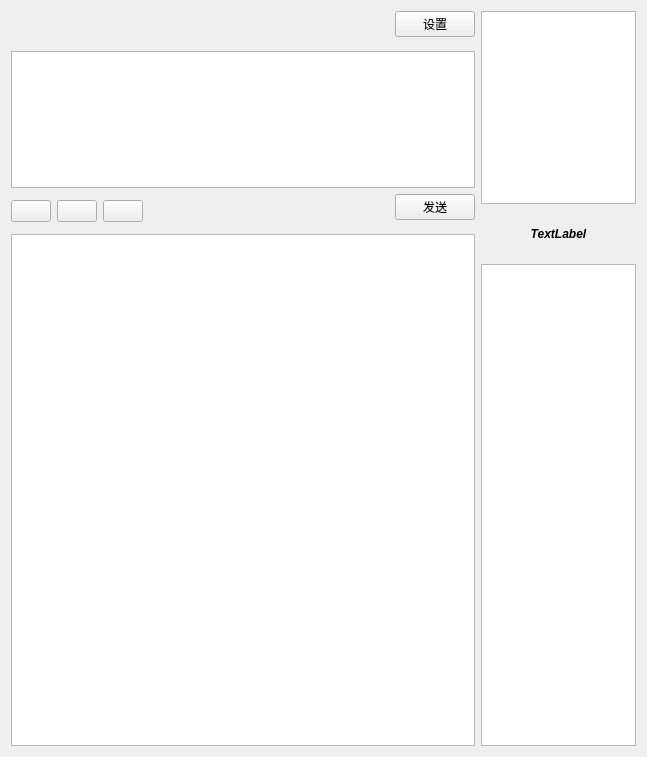
Qt form gui/VChat.ui (PurePassersBy/ShacoRoom) before a commit.
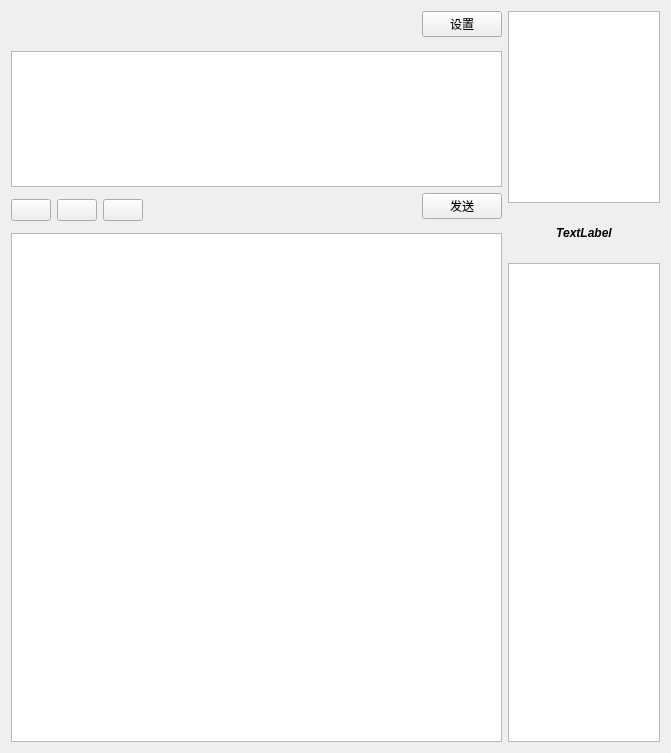
The same form after that commit.

Commit message: 限定头像框大小

Diff of the .ui file:
```diff
--- a/gui/VChat.ui
+++ b/gui/VChat.ui
@@ -6,8 +6,8 @@
    <rect>
     <x>0</x>
     <y>0</y>
-    <width>647</width>
-    <height>757</height>
+    <width>671</width>
+    <height>753</height>
    </rect>
   </property>
   <property name="windowTitle">
@@ -16,7 +16,7 @@
   <property name="styleSheet">
    <string notr="true"/>
   </property>
-  <layout class="QGridLayout" name="gridLayout" rowstretch="0" columnstretch="6,2">
+  <layout class="QGridLayout" name="gridLayout" rowstretch="0" columnstretch="6,1">
    <item row="0" column="0">
     <layout class="QVBoxLayout" name="verticalLayout_3" stretch="1,4,1,15">
      <item>
@@ -166,14 +166,14 @@
       <widget class="QGraphicsView" name="graphicsView">
        <property name="minimumSize">
         <size>
-         <width>0</width>
-         <height>0</height>
+         <width>152</width>
+         <height>192</height>
         </size>
        </property>
        <property name="maximumSize">
         <size>
-         <width>16777215</width>
-         <height>16777215</height>
+         <width>152</width>
+         <height>192</height>
         </size>
        </property>
        <property name="styleSheet">
@@ -205,7 +205,20 @@
       </widget>
      </item>
      <item>
-      <widget class="QListWidget" name="listWidget"/>
+      <widget class="QListWidget" name="listWidget">
+       <property name="minimumSize">
+        <size>
+         <width>152</width>
+         <height>450</height>
+        </size>
+       </property>
+       <property name="maximumSize">
+        <size>
+         <width>152</width>
+         <height>16777215</height>
+        </size>
+       </property>
+      </widget>
      </item>
     </layout>
    </item>
```
The commit also changes 2 other files.
